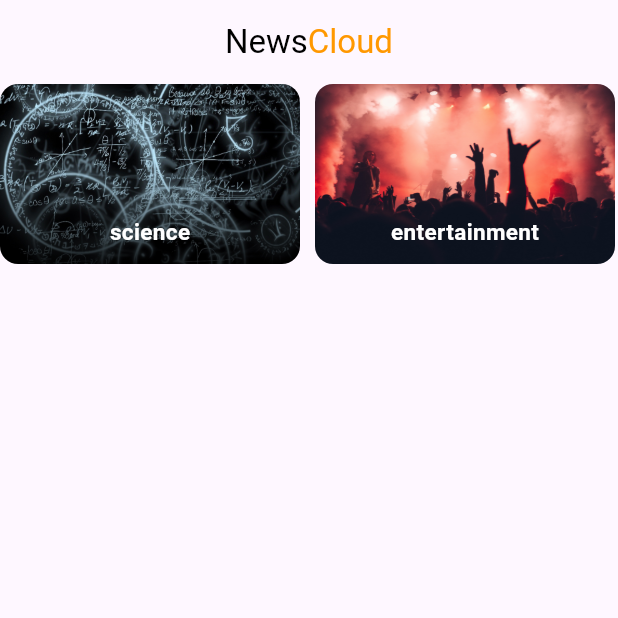
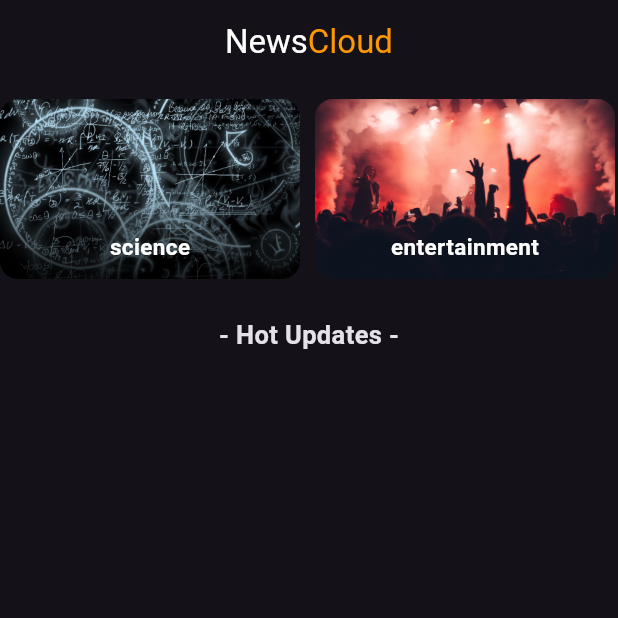
Before and after one commit to Abd0-M0stafa/News_app, a Flutter app: the screen it shows after launch, on a phone screen of 412 x 824 dp, the top half of it. Run offline on Flutter 3.47's test engine with Material 3 defaults, Android fonts, the phone set to English and light mode, and no system bars; our stand-ins replace cached_network_image, dio, webview_flutter; network calls fail.

Commit message:
new updates

```diff
--- a/lib/main.dart
+++ b/lib/main.dart
@@ -1,5 +1,5 @@
 import 'package:flutter/material.dart';
-import 'package:news_app/views/home.dart';
+import 'package:news_app/views/splash/presentation/views/splash_view.dart';
 
 void main() {
   runApp(const NewsApp());
@@ -10,9 +10,10 @@ class NewsApp extends StatelessWidget {
 
   @override
   Widget build(BuildContext context) {
-    return const MaterialApp(
+    return MaterialApp(
+      theme: ThemeData.dark(),
       debugShowCheckedModeBanner: false,
-      home: HomeView(),
+      home: const SplashView(),
     );
   }
 }
--- a/lib/views/home.dart
+++ b/lib/views/home.dart
@@ -11,6 +11,7 @@ class HomeView extends StatelessWidget {
   Widget build(BuildContext context) {
     return Scaffold(
       appBar: AppBar(
+        automaticallyImplyLeading: false,
         backgroundColor: Colors.transparent,
         elevation: 0,
         title: const Row(
@@ -18,7 +19,7 @@ class HomeView extends StatelessWidget {
           children: [
             Text(
               'News',
-              style: TextStyle(color: Colors.black),
+              style: TextStyle(color: Color.fromARGB(255, 255, 255, 255)),
             ),
             Text(
               'Cloud',
@@ -30,12 +31,29 @@ class HomeView extends StatelessWidget {
       body: CustomScrollView(
         physics: const BouncingScrollPhysics(),
         slivers: [
+          const SliverToBoxAdapter(
+            child: SizedBox(
+              height: 10,
+            ),
+          ),
           SliverToBoxAdapter(
             child: CategoryListView(),
           ),
           const SliverToBoxAdapter(
             child: SizedBox(
-              height: 20,
+              height: 25,
+            ),
+          ),
+          const SliverToBoxAdapter(
+            child: Center(
+                child: Text(
+              '- Hot Updates -',
+              style: TextStyle(fontSize: 17, fontWeight: FontWeight.bold),
+            )),
+          ),
+          const SliverToBoxAdapter(
+            child: SizedBox(
+              height: 18,
             ),
           ),
           const NewsListViewBuilder(
--- a/lib/views/newsView.dart
+++ b/lib/views/newsView.dart
@@ -19,8 +19,8 @@ class _NewsViewState extends State<NewsView> {
     return Scaffold(
       appBar: AppBar(
         automaticallyImplyLeading: false,
-        title: Center(
-          child: Text('result'),
+        title: const Center(
+          child: Text('RESULT'),
         ),
       ),
       body: WebViewWidget(controller: controller),
--- a/lib/widgets/categoryListView.dart
+++ b/lib/widgets/categoryListView.dart
@@ -8,16 +8,20 @@ class CategoryListView extends StatelessWidget {
   CategoryListView({super.key});
 
   List<CategoriesModel> categories = const [
-    CategoriesModel(categoryName: 'science', categoryURL: 'images/science.jpg'),
+    CategoriesModel(
+        categoryName: 'science', categoryURL: 'assets/images/science.jpg'),
     CategoriesModel(
         categoryName: 'entertainment',
-        categoryURL: 'images/entertainment .jpg'),
+        categoryURL: 'assets/images/entertainment .jpg'),
     CategoriesModel(
-        categoryName: 'business', categoryURL: 'images/business.png'),
-    CategoriesModel(categoryName: 'health', categoryURL: 'images/health.jpg'),
-    CategoriesModel(categoryName: 'sports', categoryURL: 'images/sports.jpg'),
+        categoryName: 'business', categoryURL: 'assets/images/business.png'),
     CategoriesModel(
-        categoryName: 'technology', categoryURL: 'images/technology.jpg'),
+        categoryName: 'health', categoryURL: 'assets/images/health.jpg'),
+    CategoriesModel(
+        categoryName: 'sports', categoryURL: 'assets/images/sports.jpg'),
+    CategoriesModel(
+        categoryName: 'technology',
+        categoryURL: 'assets/images/technology.jpg'),
   ];
 
   @override
```
Also changed, not shown: lib/views/categoryView.dart (+8 -6 lines), lib/views/splash/presentation/views/splash_view.dart (added, +13 -0 lines), lib/views/splash/presentation/views/widgets/splash_view_body.dart (added, +45 -0 lines), pubspec.yaml (+8 -1 lines), assets/images/business.png (renamed from images/business.png), assets/images/entertainment .jpg (renamed from images/entertainment .jpg), assets/images/general.png (renamed from images/general.png), assets/images/health.jpg (renamed from images/health.jpg), assets/images/loading.jpg (renamed from images/loading.jpg), assets/images/newsLogo.png (added), assets/images/science.jpg (renamed from images/science.jpg), assets/images/sports.jpg (renamed from images/sports.jpg), assets/images/technology.jpg (renamed from images/technology.jpg), pubspec.lock, 27 other files.
